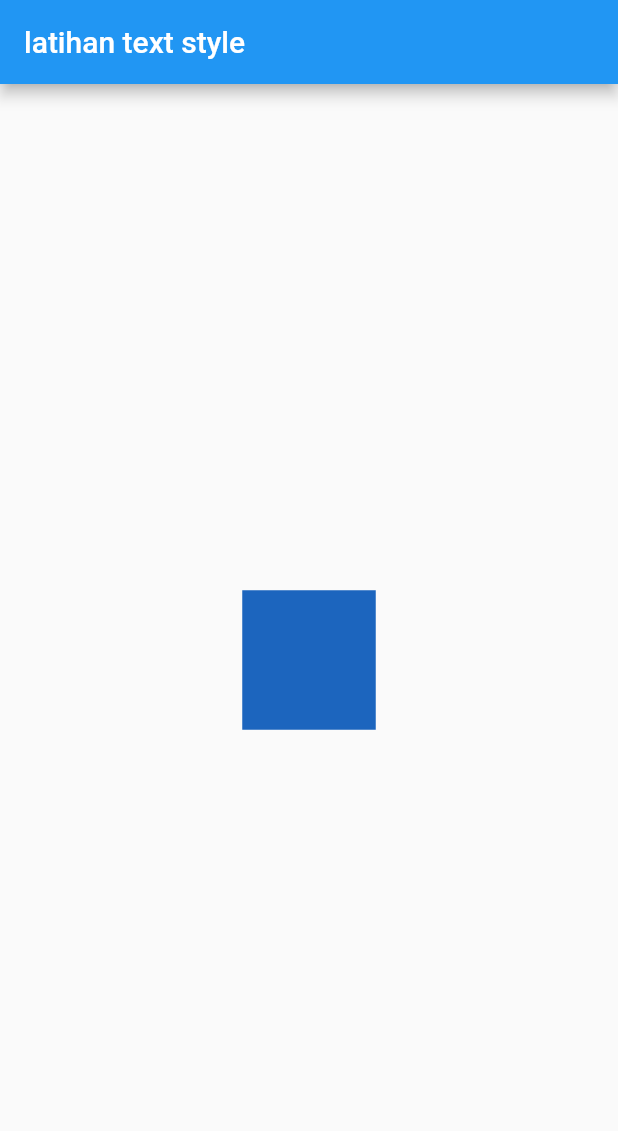
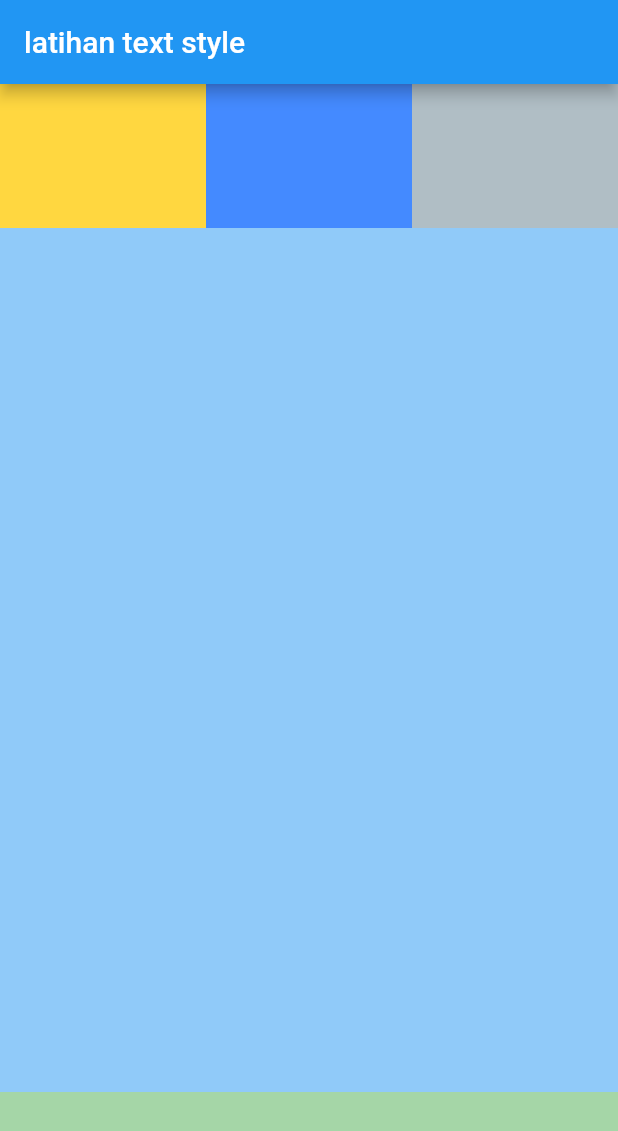
Before and after one commit to acepnurmansidik/Flutter_Practice, a Flutter app: the screen it shows after launch, on a phone screen of 412 x 824 dp. Shown: the top 1131 px of the screen. Run offline on Flutter 3.47's test engine with Material 2 defaults, Android fonts, the phone set to English and light mode, and no system bars.

Commit message:
Flexible widget

```diff
--- a/lib/main.dart
+++ b/lib/main.dart
@@ -17,23 +17,42 @@ class _MyAppState extends State<MyApp> {
   Widget build(BuildContext context) {
     return MaterialApp(
       home: Scaffold(
-        appBar: AppBar(
-          title: const Text("latihan text style"),
-        ),
-        body: Center(
-          child: GestureDetector(
-              onTap: () {
-                setState(() {});
-              },
-              child: AnimatedContainer(
-                color: Color.fromARGB(255, random.nextInt(256),
-                    random.nextInt(256), random.nextInt(256)),
-                duration: const Duration(seconds: 1),
-                width: 50.0 + random.nextInt(101),
-                height: 50.0 + random.nextInt(101),
-              )),
-        ),
-      ),
+          appBar: AppBar(
+            title: const Text("latihan text style"),
+          ),
+          body: Column(
+            children: <Widget>[
+              Flexible(
+                  flex: 1,
+                  child: Row(
+                    children: <Widget>[
+                      Flexible(
+                          flex: 1,
+                          child: Container(
+                            color: Colors.amberAccent[200],
+                          )),
+                      Flexible(
+                          flex: 1,
+                          child: Container(
+                            color: Colors.blueAccent[200],
+                          )),
+                      Flexible(
+                          flex: 1,
+                          child: Container(color: Colors.blueGrey[200]))
+                    ],
+                  )),
+              Flexible(
+                  flex: 6,
+                  child: Container(
+                    color: Colors.blue[200],
+                  )),
+              Flexible(
+                  flex: 1,
+                  child: Container(
+                    color: Colors.green[200],
+                  )),
+            ],
+          )),
     );
   }
 }
```
